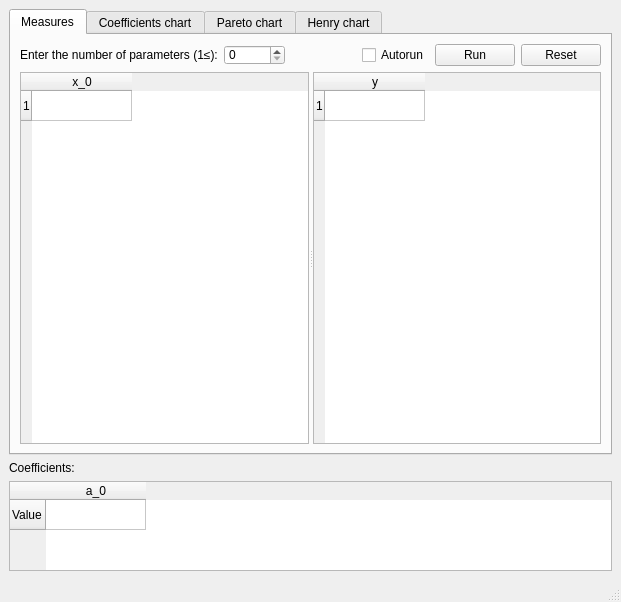
Above: src/doe.ui from 2010019970909/design_of_experiments before the change. Below: the same form after it.
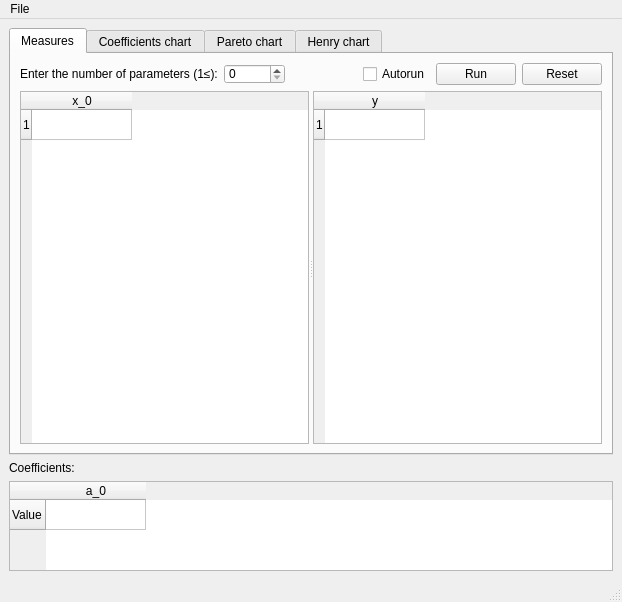
That is the form after the change. Custom widgets are drawn as their Qt base class.

```diff
--- a/src/doe.ui
+++ b/src/doe.ui
@@ -6,7 +6,7 @@
    <rect>
     <x>0</x>
     <y>0</y>
-    <width>621</width>
+    <width>622</width>
     <height>602</height>
    </rect>
   </property>
@@ -263,10 +263,18 @@
     <rect>
      <x>0</x>
      <y>0</y>
-     <width>621</width>
+     <width>622</width>
      <height>26</height>
     </rect>
    </property>
+   <widget class="QMenu" name="menuFile">
+    <property name="title">
+     <string>File</string>
+    </property>
+    <addaction name="actionOpen_a_file_csv_xls_xlsx"/>
+    <addaction name="actionSave_in_a_file"/>
+   </widget>
+   <addaction name="menuFile"/>
   </widget>
   <widget class="QStatusBar" name="statusbar"/>
   <action name="actionSave_figures_as_PDF">
```
Left out of the diff: 10 changed lines with no effect on the pictures.
